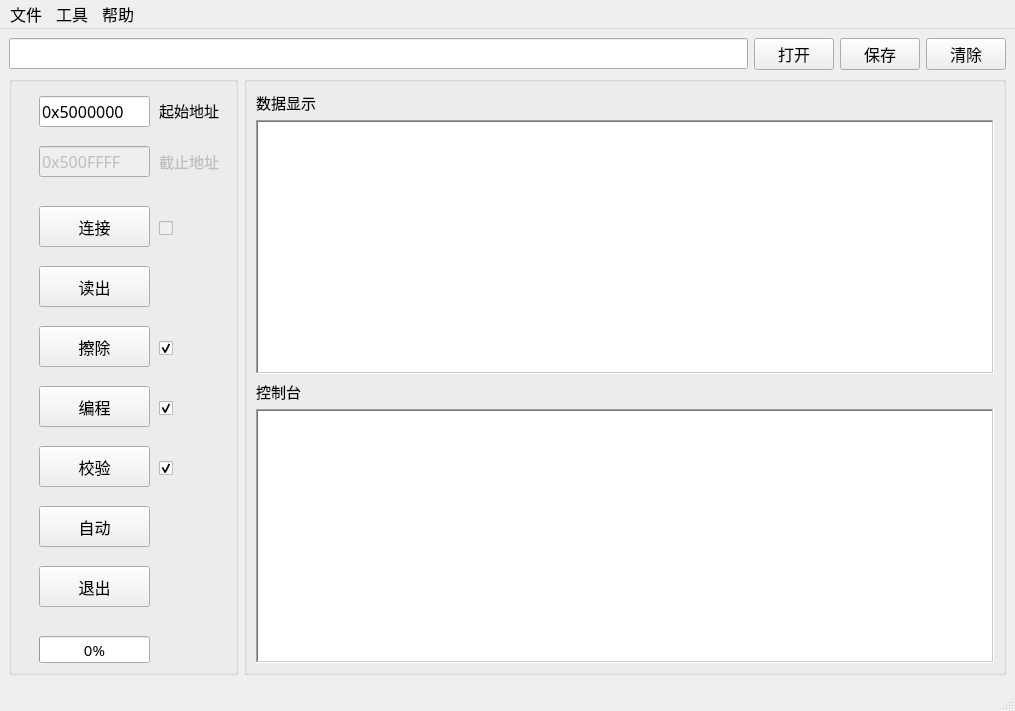
Old version of the form RvFlash/mainwindow.ui in the repository angryflyer/QtRvFlash.
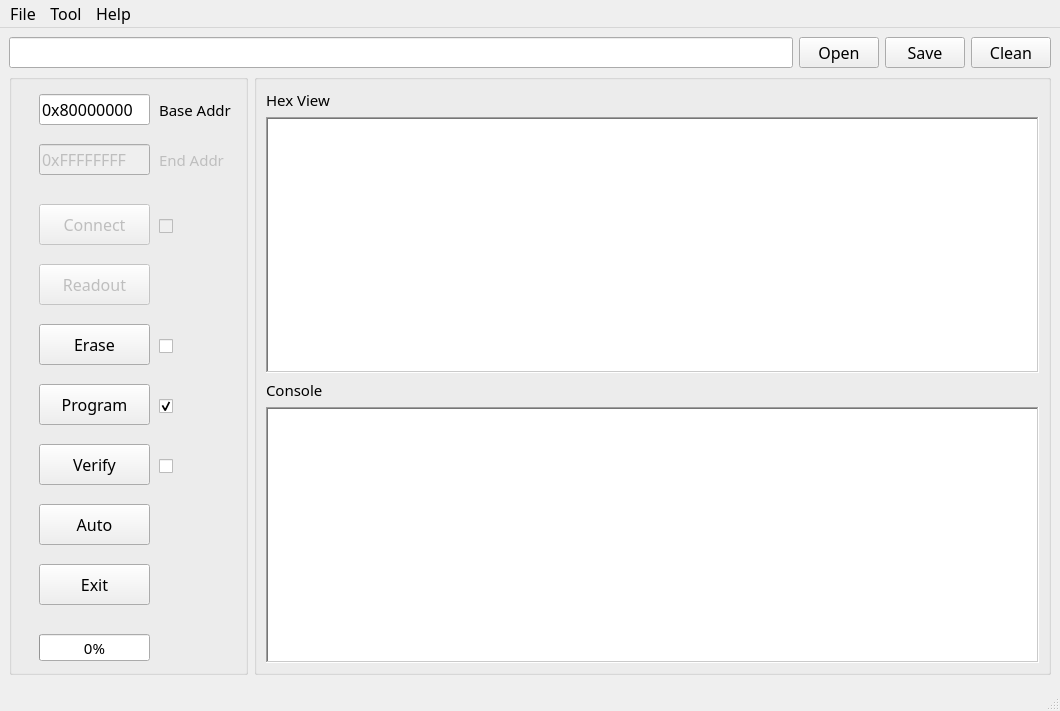
New version of the form. Icons and pictures are not drawn. Custom widgets are drawn as their Qt base class.

The edit to the form file:
```diff
--- a/RvFlash/mainwindow.ui
+++ b/RvFlash/mainwindow.ui
@@ -6,7 +6,7 @@
    <rect>
     <x>0</x>
     <y>0</y>
-    <width>1015</width>
+    <width>1060</width>
     <height>711</height>
    </rect>
   </property>
@@ -43,7 +43,7 @@
        </font>
       </property>
       <property name="text">
-       <string>保存</string>
+       <string>Save</string>
       </property>
      </widget>
     </item>
@@ -59,7 +59,7 @@
        <string>&lt;html&gt;&lt;head/&gt;&lt;body&gt;&lt;p&gt;清除log日志&lt;/p&gt;&lt;/body&gt;&lt;/html&gt;</string>
       </property>
       <property name="text">
-       <string>清除</string>
+       <string>Clean</string>
       </property>
      </widget>
     </item>
@@ -83,10 +83,13 @@
           </font>
          </property>
          <property name="text">
-          <string>自动</string>
+          <string>Auto</string>
          </property>
         </widget>
         <widget class="QPushButton" name="pushButtonConnect">
+         <property name="enabled">
+          <bool>false</bool>
+         </property>
          <property name="geometry">
           <rect>
            <x>30</x>
@@ -105,7 +108,7 @@
           <enum>Qt::DefaultContextMenu</enum>
          </property>
          <property name="text">
-          <string>连接</string>
+          <string>Connect</string>
          </property>
          <property name="autoExclusive">
           <bool>false</bool>
@@ -136,7 +139,7 @@
           </font>
          </property>
          <property name="text">
-          <string>退出</string>
+          <string>Exit</string>
          </property>
         </widget>
         <widget class="QPushButton" name="pushButtonProgram">
@@ -155,7 +158,7 @@
           </font>
          </property>
          <property name="text">
-          <string>编程</string>
+          <string>Program</string>
          </property>
         </widget>
         <widget class="QPushButton" name="pushButtonVerify">
@@ -174,10 +177,13 @@
           </font>
          </property>
          <property name="text">
-          <string>校验</string>
+          <string>Verify</string>
          </property>
         </widget>
         <widget class="QPushButton" name="pushButtonRead">
+         <property name="enabled">
+          <bool>false</bool>
+         </property>
          <property name="geometry">
           <rect>
            <x>30</x>
@@ -193,10 +199,13 @@
           </font>
          </property>
          <property name="text">
-          <string>读出</string>
+          <string>Readout</string>
          </property>
         </widget>
         <widget class="QPushButton" name="pushButtonErase">
+         <property name="enabled">
+          <bool>true</bool>
+         </property>
          <property name="geometry">
           <rect>
            <x>30</x>
@@ -212,7 +221,7 @@
           </font>
          </property>
          <property name="text">
-          <string>擦除</string>
+          <string>Erase</string>
          </property>
         </widget>
         <widget class="QCheckBox" name="checkBoxConnect">
@@ -246,9 +255,12 @@
          <property name="text">
           <string/>
          </property>
-         <property name="checked">
+         <property name="checkable">
           <bool>true</bool>
          </property>
+         <property name="checked">
+          <bool>false</bool>
+         </property>
         </widget>
         <widget class="QCheckBox" name="checkBoxProgram">
          <property name="geometry">
@@ -279,14 +291,14 @@
           <string/>
          </property>
          <property name="checked">
-          <bool>true</bool>
+          <bool>false</bool>
          </property>
         </widget>
         <widget class="QLabel" name="label">
          <property name="geometry">
           <rect>
            <x>150</x>
-           <y>19</y>
+           <y>20</y>
            <width>81</width>
            <height>31</height>
           </rect>
@@ -298,7 +310,7 @@
           </font>
          </property>
          <property name="text">
-          <string>起始地址</string>
+          <string>Base Addr</string>
          </property>
         </widget>
         <widget class="QLineEdit" name="lineEditAddress">
@@ -317,7 +329,7 @@
           </font>
          </property>
          <property name="text">
-          <string>0x5000000</string>
+          <string>0x80000000</string>
          </property>
          <property name="frame">
           <bool>true</bool>
@@ -367,7 +379,7 @@
           </font>
          </property>
          <property name="text">
-          <string>0x500FFFF</string>
+          <string>0xFFFFFFFF</string>
          </property>
          <property name="frame">
           <bool>true</bool>
@@ -401,7 +413,7 @@
           </font>
          </property>
          <property name="text">
-          <string>截止地址</string>
+          <string>End Addr</string>
          </property>
         </widget>
        </widget>
@@ -424,7 +436,7 @@
             </font>
            </property>
            <property name="text">
-            <string>数据显示</string>
+            <string>Hex View</string>
            </property>
           </widget>
          </item>
@@ -448,6 +460,9 @@
             <string>&lt;!DOCTYPE HTML PUBLIC &quot;-//W3C//DTD HTML 4.0//EN&quot; &quot;http://www.w3.org/TR/REC-html40/strict.dtd&quot;&gt;
 &lt;html&gt;&lt;head&gt;&lt;meta name=&quot;qrichtext&quot; content=&quot;1&quot; /&gt;&lt;meta charset=&quot;utf-8&quot; /&gt;&lt;style type=&quot;text/css&quot;&gt;
 p, li { white-space: pre-wrap; }
+hr { height: 1px; border-width: 0; }
+li.unchecked::marker { content: &quot;\2610&quot;; }
+li.checked::marker { content: &quot;\2612&quot;; }
 &lt;/style&gt;&lt;/head&gt;&lt;body style=&quot; font-family:'宋体'; font-size:12pt; font-weight:400; font-style:normal;&quot;&gt;
 &lt;p style=&quot;-qt-paragraph-type:empty; margin-top:0px; margin-bottom:0px; margin-left:0px; margin-right:0px; -qt-block-indent:0; text-indent:0px; font-family:'Arial';&quot;&gt;&lt;br /&gt;&lt;/p&gt;&lt;/body&gt;&lt;/html&gt;</string>
            </property>
@@ -464,7 +479,7 @@
             </font>
            </property>
            <property name="text">
-            <string>控制台</string>
+            <string>Console</string>
            </property>
           </widget>
          </item>
@@ -510,7 +525,7 @@
        </font>
       </property>
       <property name="text">
-       <string>打开</string>
+       <string>Open</string>
       </property>
      </widget>
     </item>
@@ -525,7 +540,7 @@
     <rect>
      <x>0</x>
      <y>0</y>
-     <width>1015</width>
+     <width>1060</width>
      <height>26</height>
     </rect>
    </property>
@@ -543,7 +558,7 @@
      </font>
     </property>
     <property name="title">
-     <string>文件</string>
+     <string>File</string>
     </property>
     <addaction name="actionOpen"/>
     <addaction name="actionSave"/>
@@ -558,7 +573,7 @@
      </font>
     </property>
     <property name="title">
-     <string>帮助</string>
+     <string>Help</string>
     </property>
     <addaction name="actionHelp"/>
     <addaction name="actionAbout"/>
@@ -571,7 +586,7 @@
      </font>
     </property>
     <property name="title">
-     <string>工具</string>
+     <string>Tool</string>
     </property>
     <addaction name="actionConfig"/>
    </widget>
```
Left out of the diff: 16 changed lines with no effect on the pictures.
